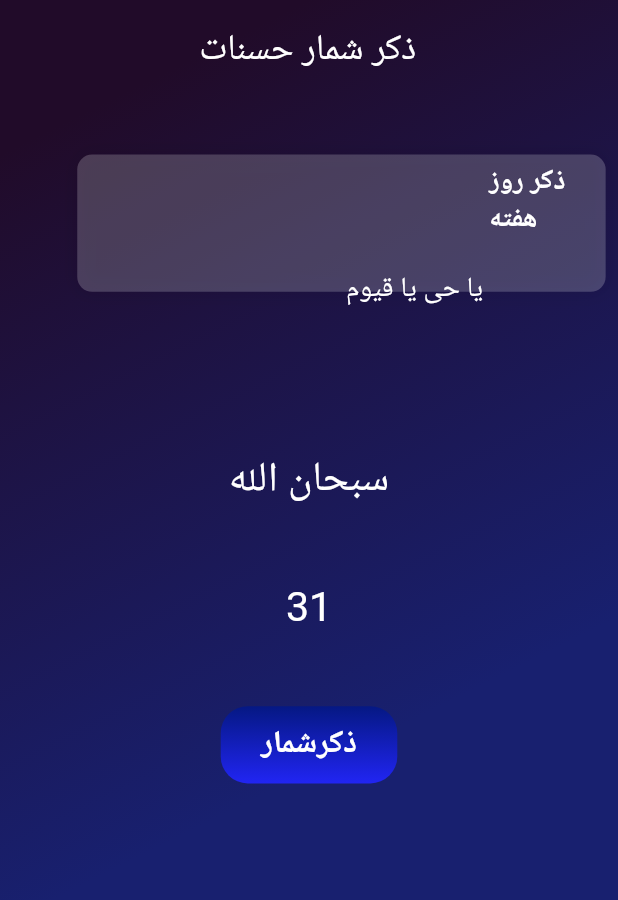
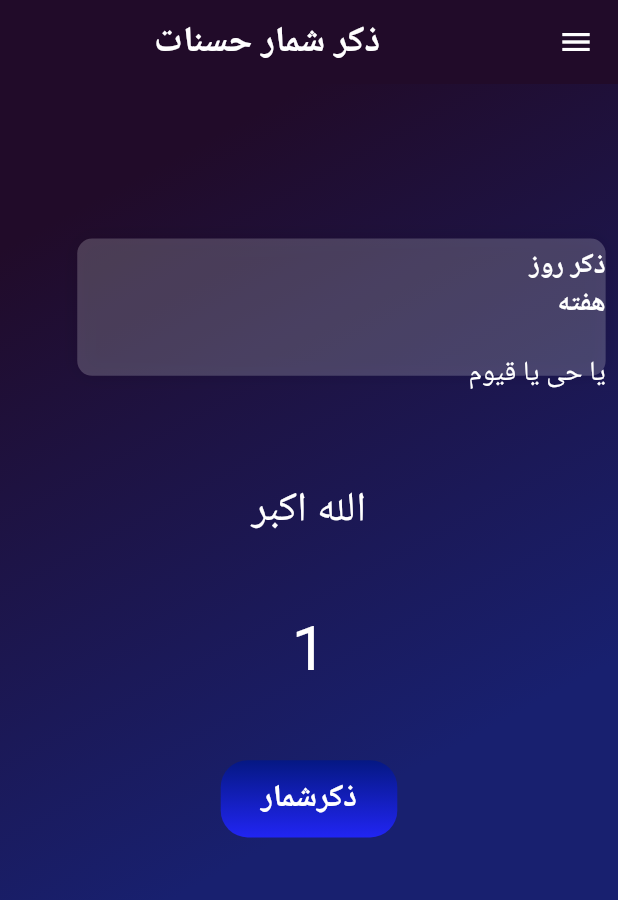
Before and after one commit to MahdiMohammadi-dev/CounterApp-ZekrShomar-, a Flutter app: the screen it shows after launch, after a tap on "ذکرشمار", on a phone screen of 412 x 824 dp. Shown: the top 900 px of the screen. Run offline on Flutter 3.47's test engine with Material 2 defaults, Android fonts, the phone set to English and light mode, and no system bars; our stand-ins replace get, share_plus; Roboto replaces fonts that are missing (bzar, iransans).

Commit message:
fixed the bug and add url with Drawer to app

```diff
--- a/lib/main.dart
+++ b/lib/main.dart
@@ -1,4 +1,5 @@
 import 'package:flutter/material.dart';
+import 'package:flutter_localizations/flutter_localizations.dart';
 import 'package:zekrshomar/view/mainscreen.dart';
 
 void main() {
@@ -11,6 +12,14 @@ class CounterApp extends StatelessWidget {
   @override
   Widget build(BuildContext context) {
     return const MaterialApp(
+      localizationsDelegates: [
+        GlobalMaterialLocalizations.delegate,
+        GlobalWidgetsLocalizations.delegate,
+        GlobalCupertinoLocalizations.delegate,
+      ],
+      supportedLocales: [
+        Locale('fa'), // Farsi
+      ],
       debugShowCheckedModeBanner: false,
       home: Scaffold(
         body: SafeArea(child: MainScreen()),
--- a/lib/model/mymodel.dart
+++ b/lib/model/mymodel.dart
@@ -4,36 +4,42 @@ class MyModel extends GetxController {
   Rx<String> namezekr = Rx<String>('الله اکبر');
   Rx<String> alhamdolelah = Rx<String>('الحمدلله');
   Rx<String> sobhanalah = Rx<String>('سبحان الله');
+  Rx<String> mainzekr = Rx<String>('الله اکبر');
   Rx<bool> fisrtstate = Rx<bool>(true);
   Rx<bool> secondstate = Rx<bool>(false);
   Rx<bool> thirdstate = Rx<bool>(false);
   Rx<int> counter = Rx<int>(0);
+  Rx<int> subcounter = Rx<int>(0);
 
   reset() {
     counter.value = 0;
-    namezekr.value = 'الله و اکبر';
+    namezekr.value = 'الله اکبر';
   }
 
   updatenamezekr() {
-    for (int i = 0; i < 100; i++) {
-      counter.value++;
+    counter.value++;
+
+    if (fisrtstate.value) {
       if (counter.value > 34) {
+        namezekr.value = alhamdolelah.value;
+        secondstate.value = true;
         fisrtstate.value = false;
-        namezekr.value = alhamdolelah.value;
         counter.value = 0;
-        secondstate.value = true;
       }
-      if (counter.value > 33 && secondstate.value == true) {
+    } else if (secondstate.value) {
+      if (counter.value > 33) {
         namezekr.value = sobhanalah.value;
         thirdstate.value = true;
+        secondstate.value = false;
         counter.value = 0;
       }
-    }
-    if (namezekr == sobhanalah.value &&
-        counter.value > 33 &&
-        secondstate.value == true) {
-      namezekr.value = 'الله و اکبر';
-      counter.value == 0;
+    } else if (thirdstate.value) {
+      if (counter.value > 33) {
+        namezekr.value = mainzekr.value;
+        thirdstate.value = false;
+        counter.value = 0;
+        fisrtstate.value = true;
+      }
     }
   }
 }
--- /dev/null
+++ b/lib/view/drawer.dart
@@ -0,0 +1,60 @@
+import 'dart:developer';
+
+import 'package:flutter/material.dart';
+import 'package:share_plus/share_plus.dart';
+import 'package:url_launcher/url_launcher.dart';
+
+class DrawerClass extends StatelessWidget {
+  const DrawerClass({super.key});
+  @override
+  Widget build(BuildContext context) {
+    final url = 'https://github.com/MahdiMohammadi-dev/CounterApp-ZekrShomar-';
+    return Drawer(
+      child: ListView(
+        padding: EdgeInsets.zero,
+        children: [
+          ListTile(
+            title: const Padding(
+              padding: EdgeInsets.only(top: 40),
+              child: Text(
+                'لینک برنامه در گیت هاب',
+                style: TextStyle(
+                    fontFamily: 'iransans',
+                    fontWeight: FontWeight.w600,
+                    fontSize: 22),
+              ),
+            ),
+            onTap: () async {
+              MyLouncherUrl(url);
+            },
+          ),
+          ListTile(
+            title: const Padding(
+              padding: EdgeInsets.only(top: 20),
+              child: Text(
+                'اشتراک گذاری برنامه',
+                style: TextStyle(
+                    fontFamily: 'iransans',
+                    fontWeight: FontWeight.w600,
+                    fontSize: 22),
+              ),
+            ),
+            onTap: () async {
+              await Share.share('کلیک کن');
+            },
+          ),
+        ],
+      ),
+    );
+  }
+}
+
+MyLouncherUrl(String url) async {
+  var uri = Uri.parse(url);
+
+  if (!await canLaunchUrl(uri)) {
+    await launchUrl(uri);
+  } else {
+    log("not lounch");
+  }
+}
--- a/lib/view/mainscreen.dart
+++ b/lib/view/mainscreen.dart
@@ -2,6 +2,7 @@ import 'package:flutter/material.dart';
 import 'package:get/get.dart';
 import 'package:zekrshomar/const.dart';
 import 'package:zekrshomar/model/mymodel.dart';
+import 'package:zekrshomar/view/drawer.dart';
 
 class MainScreen extends StatelessWidget {
   const MainScreen({super.key});
@@ -11,7 +12,26 @@ class MainScreen extends StatelessWidget {
     DaysZekr zekrha = Get.put(DaysZekr());
     MyModel _mymodel = Get.put(MyModel());
     var size = MediaQuery.of(context).size;
+    GlobalKey<ScaffoldState> scaffoldKey = GlobalKey<ScaffoldState>();
     return Scaffold(
+        key: scaffoldKey,
+        appBar: AppBar(
+          leading: IconButton(
+              onPressed: () {
+                scaffoldKey.currentState!.openDrawer();
+              },
+              icon: const Icon(Icons.menu)),
+          elevation: 0,
+          backgroundColor: const Color.fromARGB(255, 33, 11, 41),
+          title: const Center(
+            child: Text(
+              'ذکر شمار حسنات',
+              style: TextStyle(
+                  fontFamily: 'iransans', fontSize: 24, color: Colors.white),
+            ),
+          ),
+        ),
+        drawer: const DrawerClass(),
         body: SafeArea(
             child: Stack(children: [
           Container(
@@ -19,17 +39,16 @@ class MainScreen extends StatelessWidget {
             height: double.infinity,
             decoration: const BoxDecoration(gradient: MyColor.mygradient),
           ),
-      Padding(
-        padding: EdgeInsets.only(left: size.width / 3.1, top: size.height / 50),
-        child: const Text(
-          'ذکر شمار حسنات',
-          style: TextStyle(
-              fontFamily: 'iransans', fontSize: 24, color: Colors.white),
-        ),
-      ),
+          // Padding(
+          //   padding:
+          //       EdgeInsets.only(left: size.width / 3.1, top: size.height / 50),
+          //   child:
+          // ),
           Padding(
             padding: EdgeInsets.only(
-            top: size.height / 8, left: size.width / 8, right: size.width / 50),
+                top: size.height / 8,
+                left: size.width / 8,
+                right: size.width / 50),
             child: Container(
               width: size.width / 1.1,
               height: size.height / 9,
@@ -63,7 +82,7 @@ class MainScreen extends StatelessWidget {
                   Obx(
                     () => Padding(
                         padding: EdgeInsets.only(
-                      left: size.width / 2.3,
+                          left: size.width / 1.7,
                           top: 2,
                         ),
                         child: Row(
@@ -76,6 +95,7 @@ class MainScreen extends StatelessWidget {
                                 fontFamily: 'bzar',
                                 fontSize: size.height / 45,
                                 color: Colors.white,
+                                overflow: TextOverflow.ellipsis,
                               ),
                             ),
                           ],
@@ -106,8 +126,8 @@ class MainScreen extends StatelessWidget {
                 () => Text(
                   _mymodel.counter.value.toString(),
                   style: TextStyle(
-                  fontFamily: 'iransans',
-                  fontSize: size.height / 30,
+                      fontFamily: 'bzar',
+                      fontSize: size.height / 20,
                       color: Colors.white),
                 ),
               )),
--- a/pubspec.yaml
+++ b/pubspec.yaml
@@ -36,8 +36,10 @@ dependencies:
   # Use with the CupertinoIcons class for iOS style icons.
   cupertino_icons: ^1.0.2
   get: ^4.6.5
-  persian_number_utility: ^1.1.3
-  jalali_calendar: ^1.0.4
+  flutter_localizations:
+    sdk: flutter
+  share_plus: ^7.1.0
+  url_launcher: ^6.1.12
 
 dev_dependencies:
   flutter_test:
```
Also changed, not shown: pubspec.lock, 6 other files. Lines whose indentation alone changed are shown as unchanged.
